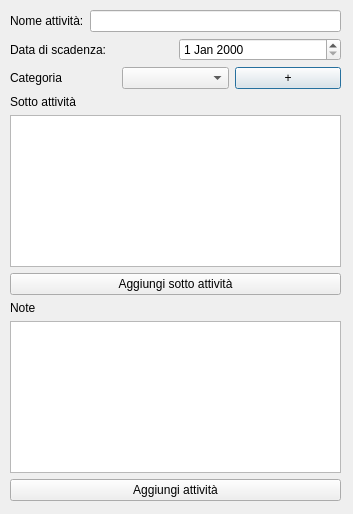
Old version of the form file_ui/addactivityview.ui in the repository TommasoBotarelli/MyD14ry.
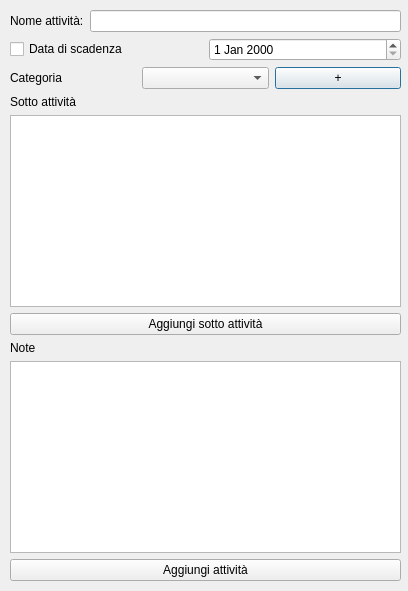
New version of the form.

Commit message: Aggiunta funzionalità di aggiunta di una data di scadenza facoltativa oppure no.

What changed in the file:
```diff
--- a/file_ui/addactivityview.ui
+++ b/file_ui/addactivityview.ui
@@ -6,8 +6,8 @@
    <rect>
     <x>0</x>
     <y>0</y>
-    <width>353</width>
-    <height>514</height>
+    <width>408</width>
+    <height>591</height>
    </rect>
   </property>
   <property name="windowTitle">
@@ -18,8 +18,8 @@
     <rect>
      <x>10</x>
      <y>10</y>
-     <width>331</width>
-     <height>491</height>
+     <width>391</width>
+     <height>571</height>
     </rect>
    </property>
    <layout class="QVBoxLayout" name="verticalLayout_2">
@@ -42,9 +42,9 @@
       <item>
        <layout class="QHBoxLayout" name="horizontalLayout_3">
         <item>
-         <widget class="QLabel" name="DeadlineDateLabel">
+         <widget class="QCheckBox" name="DeadlineCheckBox">
           <property name="text">
-           <string>Data di scadenza:</string>
+           <string>Data di scadenza</string>
           </property>
          </widget>
         </item>
```
The commit also changes 5 other files.
